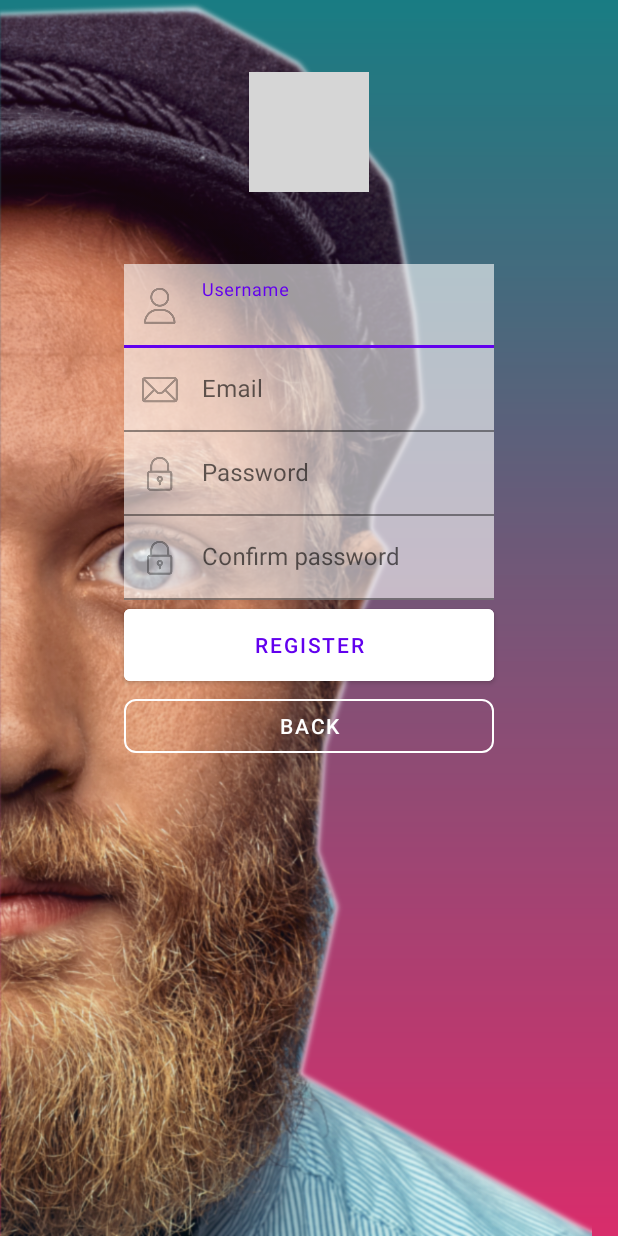
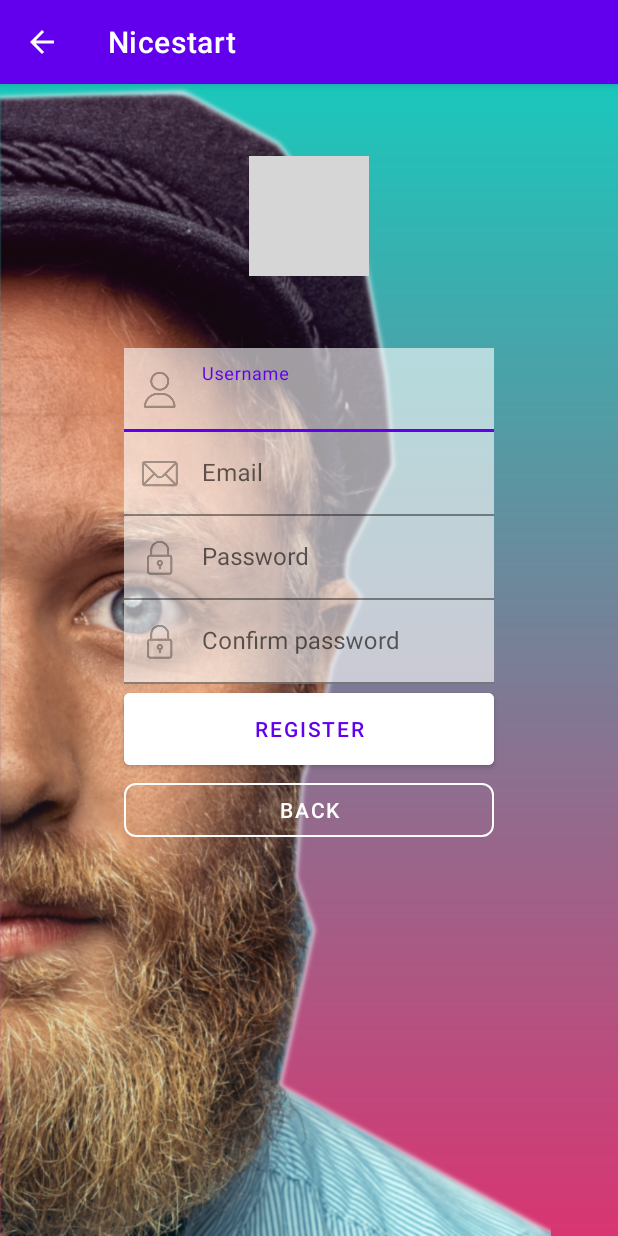
Before and after one commit to AdriaRod/Nicestart, an Android app: the Signup screen opened directly, with no data from a screen before it, on a phone screen of 412 x 824 dp. Run offline under Robolectric (Android 15) with nearby library versions, the light colour scheme and no system bars; grey boxes are pictures that could not be loaded.

Commit message:
Added main e img

```diff
--- a/app/src/main/java/com/example/nicestart/Signup.java
+++ b/app/src/main/java/com/example/nicestart/Signup.java
@@ -8,22 +8,10 @@ import android.view.View;
 import android.widget.Button;
 
 public class Signup extends AppCompatActivity {
-
-    private Button botonBack;
     @Override
     protected void onCreate(Bundle savedInstanceState) {
         super.onCreate(savedInstanceState);
         setContentView(R.layout.activity_signup);
-
-        /*
-        Button botonBack = findViewById(R.id.boton2);
-        botonBack.setOnClickListener(new View.OnClickListener() {
-            @Override
-            public void onClick(View view) {
-                Intent intent = new Intent(Signup.this, Login.class);
-                startActivity(intent);
-            }
-        });*/
 
     }
     public void openLogin(View v) {
--- a/app/src/main/res/drawable/gradientlogin.xml
+++ b/app/src/main/res/drawable/gradientlogin.xml
@@ -2,7 +2,7 @@
 <shape xmlns:android="http://schemas.android.com/apk/res/android">
     <gradient
         android:angle="-90"
-        android:endColor="@color/teal_700"
+        android:endColor="@color/teal_200"
         android:startColor="@color/fucsia_200">
 
     </gradient>
--- a/app/src/main/res/drawable/gradientsignup.xml
+++ b/app/src/main/res/drawable/gradientsignup.xml
@@ -2,7 +2,7 @@
 <shape xmlns:android="http://schemas.android.com/apk/res/android">
     <gradient
         android:angle="90"
-        android:endColor="@color/teal_700"
+        android:endColor="@color/teal_200"
         android:startColor="@color/fucsia_200">
 
     </gradient>
--- a/app/src/main/res/layout/activity_login.xml
+++ b/app/src/main/res/layout/activity_login.xml
@@ -75,6 +75,7 @@
     <Button
         android:id="@+id/boton1"
         style="@style/buttonFlat"
+        android:onClick="openMain"
         android:text="Login"
         app:layout_constraintEnd_toEndOf="@id/guideline2"
         app:layout_constraintStart_toStartOf="@id/guideline1"
--- a/app/src/main/res/values/themes.xml
+++ b/app/src/main/res/values/themes.xml
@@ -1,6 +1,20 @@
 <resources xmlns:tools="http://schemas.android.com/tools">
     <!-- Base application theme. -->
-    <style name="Theme.Nicestart" parent="Theme.MaterialComponents.DayNight.NoActionBar">
+    <style name="Theme.sinBarra" parent="Theme.MaterialComponents.DayNight.NoActionBar">
+        <!-- Primary brand color. -->
+        <item name="colorPrimary">@color/purple_500</item>
+        <item name="colorPrimaryVariant">@color/purple_700</item>
+        <item name="colorOnPrimary">@color/white</item>
+        <!-- Secondary brand color. -->
+        <item name="colorSecondary">@color/teal_200</item>
+        <item name="colorSecondaryVariant">@color/teal_700</item>
+        <item name="colorOnSecondary">@color/black</item>
+        <!-- Status bar color. -->
+        <item name="android:statusBarColor">?attr/colorPrimaryVariant</item>
+        <!-- Customize your theme here. -->
+    </style>
+
+    <style name="Theme.conBarra" parent="Theme.MaterialComponents.DayNight.DarkActionBar">
         <!-- Primary brand color. -->
         <item name="colorPrimary">@color/purple_500</item>
         <item name="colorPrimaryVariant">@color/purple_700</item>
```
Also changed, not shown: app/src/main/AndroidManifest.xml (+9 -3 lines), app/src/main/java/com/example/nicestart/Login.java (+7 -11 lines), 1 other file.
